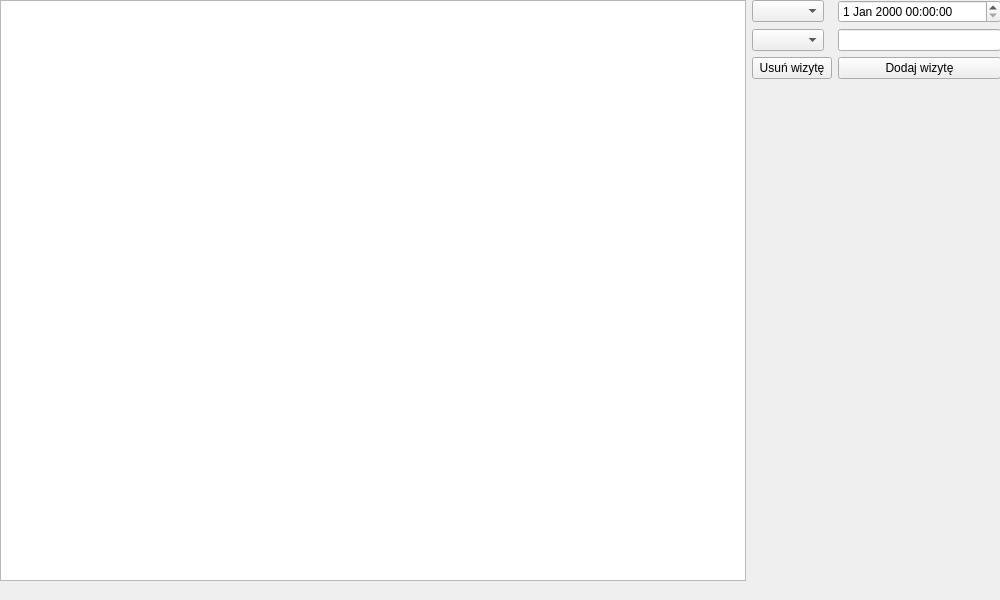
Above: appointments.ui from dash205/Projekt_Fryzjer before the change. Below: the same form after it.
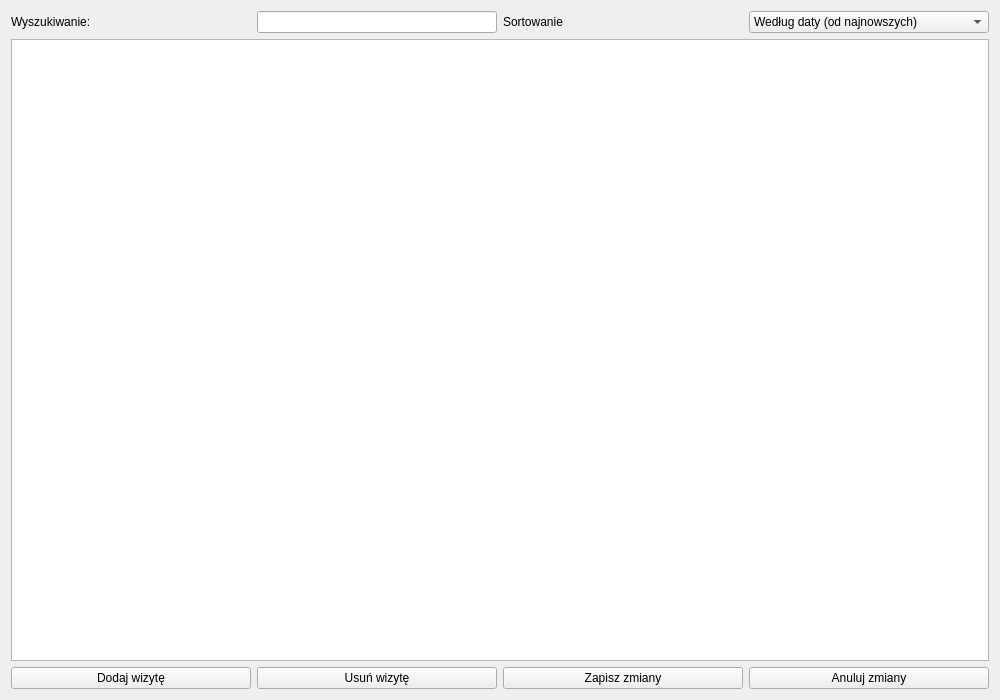
That is the form after the change.

Commit message: naprawa literowek, modyfikacje ui

What changed in the file:
```diff
--- a/appointments.ui
+++ b/appointments.ui
@@ -7,78 +7,105 @@
     <x>0</x>
     <y>0</y>
     <width>1000</width>
-    <height>600</height>
+    <height>700</height>
    </rect>
   </property>
   <property name="minimumSize">
    <size>
     <width>1000</width>
-    <height>600</height>
+    <height>700</height>
    </size>
   </property>
   <property name="maximumSize">
    <size>
-    <width>1000</width>
+    <width>16777215</width>
     <height>16777215</height>
    </size>
   </property>
   <property name="windowTitle">
    <string>Appointments</string>
   </property>
-  <widget class="QWidget" name="horizontalLayoutWidget">
-   <property name="geometry">
-    <rect>
-     <x>0</x>
-     <y>0</y>
-     <width>1001</width>
-     <height>581</height>
-    </rect>
-   </property>
-   <layout class="QHBoxLayout" name="horizontalLayout" stretch="3,1">
-    <property name="sizeConstraint">
-     <enum>QLayout::SizeConstraint::SetDefaultConstraint</enum>
-    </property>
+  <layout class="QVBoxLayout" name="verticalLayout_2">
+   <item>
+    <layout class="QVBoxLayout" name="verticalLayout">
+     <item>
+      <layout class="QHBoxLayout" name="horizontalLayout_2" stretch="1,1,1,1">
+       <item>
+        <widget class="QLabel" name="labelSearch">
+         <property name="text">
+          <string>Wyszukiwanie:</string>
+         </property>
+        </widget>
+       </item>
+       <item>
+        <widget class="QLineEdit" name="inputSearch"/>
+       </item>
+       <item>
+        <widget class="QLabel" name="labelSort">
+         <property name="text">
+          <string>Sortowanie</string>
+         </property>
+        </widget>
+       </item>
+       <item>
+        <widget class="QComboBox" name="comboSort">
+         <item>
+          <property name="text">
+           <string>Według daty (od najnowszych)</string>
+          </property>
+         </item>
+         <item>
+          <property name="text">
+           <string>Według daty (od najstarszych)</string>
+          </property>
+         </item>
+         <item>
+          <property name="text">
+           <string>Według klientów (A-Z)</string>
+          </property>
+         </item>
+        </widget>
+       </item>
+      </layout>
+     </item>
     <item>
      <widget class="QTableWidget" name="tableWidget"/>
     </item>
     <item>
-     <layout class="QFormLayout" name="formLayout">
-      <property name="fieldGrowthPolicy">
-       <enum>QFormLayout::FieldGrowthPolicy::AllNonFixedFieldsGrow</enum>
-      </property>
-      <property name="rowWrapPolicy">
-       <enum>QFormLayout::RowWrapPolicy::WrapLongRows</enum>
-      </property>
-      <item row="0" column="0">
-       <widget class="QComboBox" name="comboClient"/>
-      </item>
-      <item row="0" column="1">
-       <widget class="QDateTimeEdit" name="dateTimeEdit"/>
-      </item>
-      <item row="1" column="0">
-       <widget class="QComboBox" name="comboService"/>
-      </item>
-      <item row="1" column="1">
-       <widget class="QLineEdit" name="lineEdit"/>
-      </item>
-      <item row="2" column="0">
+      <layout class="QHBoxLayout" name="horizontalLayout">
+       <item>
+        <widget class="QPushButton" name="btnDialogAdd">
+         <property name="text">
+          <string>Dodaj wizytę</string>
+         </property>
+        </widget>
+       </item>
+       <item>
        <widget class="QPushButton" name="btnDelete">
         <property name="text">
          <string>Usuń wizytę</string>
         </property>
        </widget>
       </item>
-      <item row="2" column="1">
-       <widget class="QPushButton" name="btnAdd">
+       <item>
+        <widget class="QPushButton" name="btnSaveAll">
         <property name="text">
-         <string>Dodaj wizytę</string>
+          <string>Zapisz zmiany</string>
         </property>
        </widget>
       </item>
+       <item>
+        <widget class="QPushButton" name="btnCancelChanges">
+         <property name="text">
+          <string>Anuluj zmiany</string>
+         </property>
+        </widget>
+       </item>
      </layout>
     </item>
    </layout>
-  </widget>
+   </item>
+  </layout>
  </widget>
  <resources/>
  <connections/>
```
Lines whose indentation alone changed are shown as unchanged.
